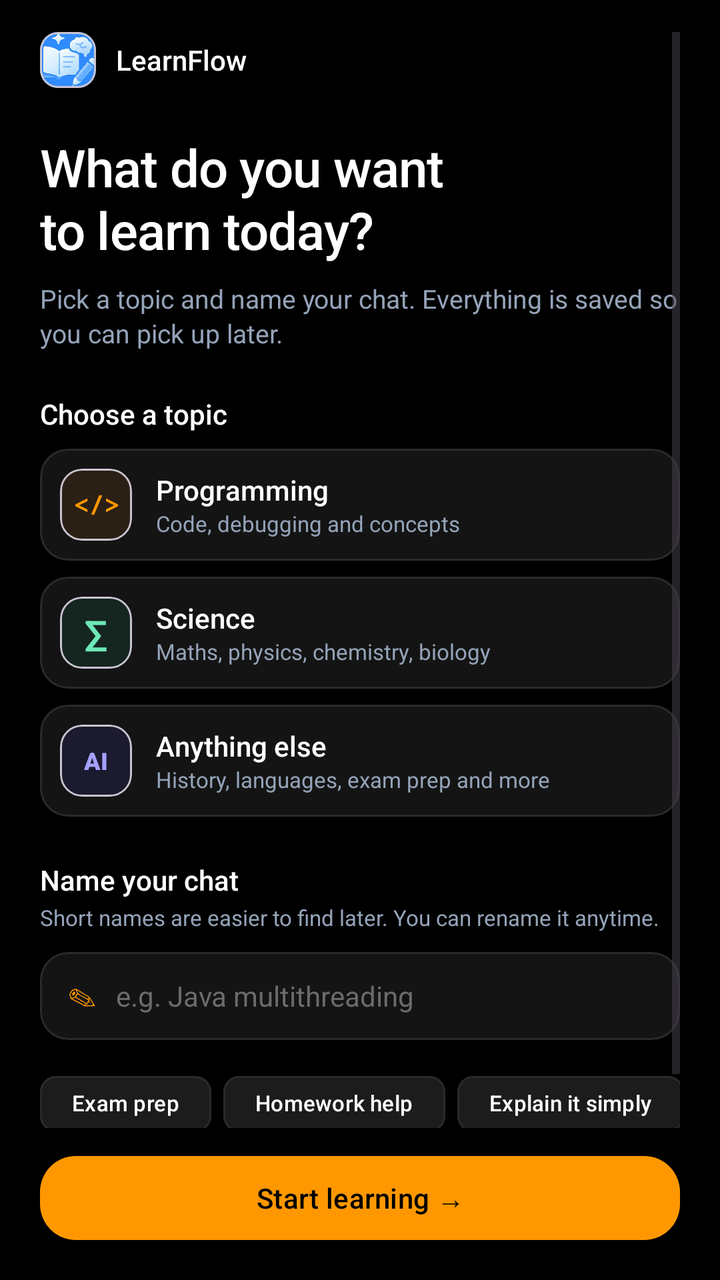
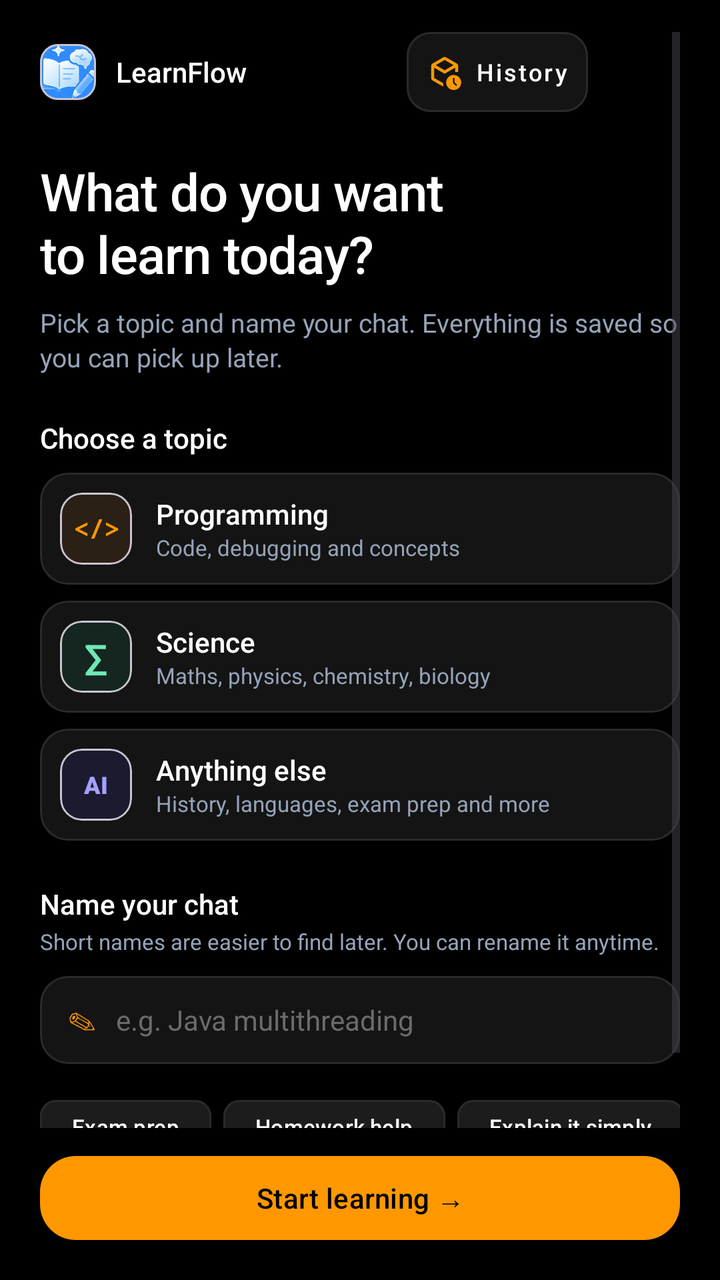

Screens rendered from an Android XML layout before and after an edit, with the pre-edit source and the edit as a unified diff.
<!-- AndroidManifest.xml: application theme Theme.LearnFlow -->
<!-- res/layout/activity_chat_topic.xml -->
<?xml version="1.0" encoding="utf-8"?>
<androidx.constraintlayout.widget.ConstraintLayout
    android:id="@+id/main"
    xmlns:android="http://schemas.android.com/apk/res/android"
    xmlns:app="http://schemas.android.com/apk/res-auto"
    android:layout_width="match_parent"
    android:layout_height="match_parent"
    android:background="@color/black"
    android:fitsSystemWindows="true">

    <ScrollView
        android:id="@+id/scrollContent"
        android:layout_width="0dp"
        android:layout_height="0dp"
        android:clipToPadding="false"
        android:overScrollMode="never"
        android:paddingStart="20dp"
        android:paddingTop="16dp"
        android:paddingEnd="20dp"
        android:paddingBottom="16dp"
        app:layout_constraintBottom_toTopOf="@id/bottomBar"
        app:layout_constraintEnd_toEndOf="parent"
        app:layout_constraintStart_toStartOf="parent"
        app:layout_constraintTop_toTopOf="parent">

        <LinearLayout
            android:layout_width="match_parent"
            android:layout_height="wrap_content"
            android:orientation="vertical">

            
            <LinearLayout
                android:layout_width="match_parent"
                android:layout_height="wrap_content"
                android:gravity="center_vertical"
                android:orientation="horizontal">

                <com.google.android.material.card.MaterialCardView
                    android:layout_width="28dp"
                    android:layout_height="28dp"
                    app:cardBackgroundColor="@color/orange"
                    app:cardCornerRadius="9dp"
                    app:cardElevation="0dp">

                    <ImageView
                        android:layout_width="40dp"
                        android:layout_height="40dp"
                        android:layout_gravity="center"
                        android:contentDescription="AI"
                        android:src ="@drawable/icon"
                        android:backgroundTint="@color/white" />
                </com.google.android.material.card.MaterialCardView>

                <TextView
                    android:layout_width="wrap_content"
                    android:layout_height="wrap_content"
                    android:layout_marginStart="10dp"
                    android:fontFamily="sans-serif-medium"
                    android:text="LearnFlow"
                    android:textColor="@color/white"
                    android:textSize="14sp" />
            </LinearLayout>

            
            <TextView
                android:layout_width="match_parent"
                android:layout_height="wrap_content"
                android:layout_marginTop="22dp"
                android:fontFamily="sans-serif-medium"
                android:letterSpacing="-0.01"
                android:lineSpacingExtra="1dp"
                android:text="What do you want\nto learn today?"
                android:textColor="@color/white"
                android:textSize="26sp" />

            <TextView
                android:layout_width="match_parent"
                android:layout_height="wrap_content"
                android:layout_marginTop="8dp"
                android:fontFamily="sans-serif"
                android:lineSpacingExtra="2dp"
                android:text="Pick a topic and name your chat. Everything is saved so you can pick up later."
                android:textColor="@color/dark_text_secondary"
                android:textSize="13sp" />

            
            <TextView
                android:layout_width="match_parent"
                android:layout_height="wrap_content"
                android:layout_marginTop="22dp"
                android:layout_marginBottom="8dp"
                android:fontFamily="sans-serif-medium"
                android:text="Choose a topic"
                android:textColor="@color/white"
                android:textSize="14sp" />

            <com.google.android.material.card.MaterialCardView
                android:id="@+id/cardProgramming"
                android:layout_width="match_parent"
                android:layout_height="wrap_content"
                android:checkable="true"
                android:clickable="true"
                android:focusable="true"
                app:cardBackgroundColor="#141414"
                app:cardCornerRadius="14dp"
                app:cardElevation="0dp"
                app:checkedIconSize="16dp"
                app:checkedIconTint="@color/orange"
                app:rippleColor="#33FF8A00"
                app:strokeColor="#2A2A2A"
                app:strokeWidth="1dp">

                <LinearLayout
                    android:layout_width="match_parent"
                    android:layout_height="wrap_content"
                    android:gravity="center_vertical"
                    android:orientation="horizontal"
                    android:padding="10dp">

                    <com.google.android.material.card.MaterialCardView
                        android:layout_width="36dp"
                        android:layout_height="36dp"
                        app:cardBackgroundColor="#2B2015"
                        app:cardCornerRadius="11dp"
                        app:cardElevation="0dp">

                        <TextView
                            android:layout_width="match_parent"
                            android:layout_height="match_parent"
                            android:fontFamily="monospace"
                            android:gravity="center"
                            android:text="&lt;/&gt;"
                            android:textColor="@color/orange"
                            android:textSize="13sp"
                            android:textStyle="bold" />
                    </com.google.android.material.card.MaterialCardView>

                    <LinearLayout
                        android:layout_width="0dp"
                        android:layout_height="wrap_content"
                        android:layout_marginStart="12dp"
                        android:layout_marginEnd="24dp"
                        android:layout_weight="1"
                        android:orientation="vertical">

                        <TextView
                            android:layout_width="match_parent"
                            android:layout_height="wrap_content"
                            android:fontFamily="sans-serif-medium"
                            android:text="Programming"
                            android:textColor="@color/white"
                            android:textSize="14sp" />

                        <TextView
                            android:layout_width="match_parent"
                            android:layout_height="wrap_content"
                            android:text="Code, debugging and concepts"
                            android:textColor="@color/dark_text_secondary"
                            android:textSize="11sp" />
                    </LinearLayout>
                </LinearLayout>
            </com.google.android.material.card.MaterialCardView>

            <com.google.android.material.card.MaterialCardView
                android:id="@+id/cardScience"
                android:layout_width="match_parent"
                android:layout_height="wrap_content"
                android:layout_marginTop="8dp"
                android:checkable="true"
                android:clickable="true"
                android:focusable="true"
                app:cardBackgroundColor="#141414"
                app:cardCornerRadius="14dp"
                app:cardElevation="0dp"
                app:checkedIconSize="16dp"
                app:checkedIconTint="@color/orange"
                app:rippleColor="#33FF8A00"
                app:strokeColor="#2A2A2A"
                app:strokeWidth="1dp">

                <LinearLayout
                    android:layout_width="match_parent"
                    android:layout_height="wrap_content"
                    android:gravity="center_vertical"
                    android:orientation="horizontal"
                    android:padding="10dp">

                    <com.google.android.material.card.MaterialCardView
                        android:layout_width="36dp"
                        android:layout_height="36dp"
                        app:cardBackgroundColor="#14261F"
                        app:cardCornerRadius="11dp"
                        app:cardElevation="0dp">

                        <TextView
                            android:layout_width="match_parent"
                            android:layout_height="match_parent"
                            android:gravity="center"
                            android:text="∑"
                            android:textColor="#6EE7B7"
                            android:textSize="18sp"
                            android:textStyle="bold" />
                    </com.google.android.material.card.MaterialCardView>

                    <LinearLayout
                        android:layout_width="0dp"
                        android:layout_height="wrap_content"
                        android:layout_marginStart="12dp"
                        android:layout_marginEnd="24dp"
                        android:layout_weight="1"
                        android:orientation="vertical">

                        <TextView
                            android:layout_width="match_parent"
                            android:layout_height="wrap_content"
                            android:fontFamily="sans-serif-medium"
                            android:text="Science"
                            android:textColor="@color/white"
                            android:textSize="14sp" />

                        <TextView
                            android:layout_width="match_parent"
                            android:layout_height="wrap_content"
                            android:text="Maths, physics, chemistry, biology"
                            android:textColor="@color/dark_text_secondary"
                            android:textSize="11sp" />
                    </LinearLayout>
                </LinearLayout>
            </com.google.android.material.card.MaterialCardView>

            <com.google.android.material.card.MaterialCardView
                android:id="@+id/cardAnything"
                android:layout_width="match_parent"
                android:layout_height="wrap_content"
                android:layout_marginTop="8dp"
                android:checkable="true"
                android:clickable="true"
                android:focusable="true"
                app:cardBackgroundColor="#141414"
                app:cardCornerRadius="14dp"
                app:cardElevation="0dp"
                app:checkedIconSize="16dp"
                app:checkedIconTint="@color/orange"
                app:rippleColor="#33FF8A00"
                app:strokeColor="#2A2A2A"
                app:strokeWidth="1dp">

                <LinearLayout
                    android:layout_width="match_parent"
                    android:layout_height="wrap_content"
                    android:gravity="center_vertical"
                    android:orientation="horizontal"
                    android:padding="10dp">

                    <com.google.android.material.card.MaterialCardView
                        android:layout_width="36dp"
                        android:layout_height="36dp"
                        app:cardBackgroundColor="#1B1A2E"
                        app:cardCornerRadius="11dp"
                        app:cardElevation="0dp">

                        <TextView
                            android:layout_width="match_parent"
                            android:layout_height="match_parent"
                            android:fontFamily="sans-serif-black"
                            android:gravity="center"
                            android:text="AI"
                            android:textColor="#A5A0FF"
                            android:textSize="12sp" />
                    </com.google.android.material.card.MaterialCardView>

                    <LinearLayout
                        android:layout_width="0dp"
                        android:layout_height="wrap_content"
                        android:layout_marginStart="12dp"
                        android:layout_marginEnd="24dp"
                        android:layout_weight="1"
                        android:orientation="vertical">

                        <TextView
                            android:layout_width="match_parent"
                            android:layout_height="wrap_content"
                            android:fontFamily="sans-serif-medium"
                            android:text="Anything else"
                            android:textColor="@color/white"
                            android:textSize="14sp" />

                        <TextView
                            android:layout_width="match_parent"
                            android:layout_height="wrap_content"
                            android:text="History, languages, exam prep and more"
                            android:textColor="@color/dark_text_secondary"
                            android:textSize="11sp" />
                    </LinearLayout>
                </LinearLayout>
            </com.google.android.material.card.MaterialCardView>

            
            <TextView
                android:id="@+id/tvChatNameTitle"
                android:layout_width="match_parent"
                android:layout_height="wrap_content"
                android:layout_marginTop="22dp"
                android:fontFamily="sans-serif-medium"
                android:text="Name your chat"
                android:textColor="@color/white"
                android:textSize="14sp" />

            <TextView
                android:id="@+id/tvChatNameSubtitle"
                android:layout_width="match_parent"
                android:layout_height="wrap_content"
                android:layout_marginTop="2dp"
                android:text="Short names are easier to find later. You can rename it anytime."
                android:textColor="@color/dark_text_secondary"
                android:textSize="11sp" />

            <com.google.android.material.card.MaterialCardView
                android:id="@+id/cardChatName"
                android:layout_width="match_parent"
                android:layout_height="wrap_content"
                android:layout_marginTop="10dp"
                app:cardBackgroundColor="#141414"
                app:cardCornerRadius="14dp"
                app:cardElevation="0dp"
                app:strokeColor="#2A2A2A"
                app:strokeWidth="1dp">

                <LinearLayout
                    android:layout_width="match_parent"
                    android:layout_height="wrap_content"
                    android:gravity="center_vertical"
                    android:orientation="horizontal"
                    android:paddingStart="14dp"
                    android:paddingEnd="14dp">

                    <TextView
                        android:layout_width="wrap_content"
                        android:layout_height="wrap_content"
                        android:text="✎"
                        android:textColor="@color/orange"
                        android:textSize="14sp" />

                    <EditText
                        android:id="@+id/editChatName"
                        android:layout_width="0dp"
                        android:layout_height="44dp"
                        android:layout_marginStart="10dp"
                        android:layout_weight="1"
                        android:background="@android:color/transparent"
                        android:fontFamily="sans-serif"
                        android:hint="e.g. Java multithreading"
                        android:imeOptions="actionDone"
                        android:importantForAutofill="no"
                        android:inputType="textCapSentences"
                        android:maxLength="60"
                        android:maxLines="1"
                        android:textColor="@color/white"
                        android:textColorHint="#6B6B6B"
                        android:textSize="14sp" />
                </LinearLayout>
            </com.google.android.material.card.MaterialCardView>

            
            <HorizontalScrollView
                android:layout_width="match_parent"
                android:layout_height="wrap_content"
                android:layout_marginTop="8dp"
                android:overScrollMode="never"
                android:scrollbars="none">

                <com.google.android.material.chip.ChipGroup
                    android:layout_width="wrap_content"
                    android:layout_height="wrap_content"
                    app:chipSpacingHorizontal="6dp"
                    app:singleLine="true">

                    <com.google.android.material.chip.Chip
                        android:id="@+id/chipExam"
                        android:layout_width="wrap_content"
                        android:layout_height="wrap_content"
                        android:text="Exam prep"
                        android:textColor="@color/white"
                        android:textSize="11sp"
                        app:chipBackgroundColor="#1C1C1C"
                        app:chipMinHeight="28dp"
                        app:chipStrokeColor="#2A2A2A"
                        app:chipStrokeWidth="1dp" />

                    <com.google.android.material.chip.Chip
                        android:id="@+id/chipHomework"
                        android:layout_width="wrap_content"
                        android:layout_height="wrap_content"
                        android:text="Homework help"
                        android:textColor="@color/white"
                        android:textSize="11sp"
                        app:chipBackgroundColor="#1C1C1C"
                        app:chipMinHeight="28dp"
                        app:chipStrokeColor="#2A2A2A"
                        app:chipStrokeWidth="1dp" />

                    <com.google.android.material.chip.Chip
                        android:id="@+id/chipSimple"
                        android:layout_width="wrap_content"
                        android:layout_height="wrap_content"
                        android:text="Explain it simply"
                        android:textColor="@color/white"
                        android:textSize="11sp"
                        app:chipBackgroundColor="#1C1C1C"
                        app:chipMinHeight="28dp"
                        app:chipStrokeColor="#2A2A2A"
                        app:chipStrokeWidth="1dp" />
                </com.google.android.material.chip.ChipGroup>
            </HorizontalScrollView>

        </LinearLayout>
    </ScrollView>

    
    <LinearLayout
        android:id="@+id/bottomBar"
        android:layout_width="0dp"
        android:layout_height="wrap_content"
        android:background="@color/black"
        android:orientation="vertical"
        android:paddingStart="20dp"
        android:paddingTop="10dp"
        android:paddingEnd="20dp"
        android:paddingBottom="16dp"
        app:layout_constraintBottom_toBottomOf="parent"
        app:layout_constraintEnd_toEndOf="parent"
        app:layout_constraintStart_toStartOf="parent">

        <FrameLayout
            android:id="@+id/startChatContainer"
            android:layout_width="match_parent"
            android:layout_height="50dp">

            <com.google.android.material.button.MaterialButton
                android:id="@+id/btnStartChat"
                android:layout_width="match_parent"
                android:layout_height="match_parent"
                android:fontFamily="sans-serif-medium"
                android:text="Start learning →"
                android:textAllCaps="false"
                android:textColor="@color/black"
                android:textSize="14sp"
                app:backgroundTint="@color/orange"
                app:cornerRadius="18dp" />

            <ProgressBar
                android:id="@+id/startChatLoader"
                style="?android:attr/progressBarStyleSmall"
                android:layout_width="24dp"
                android:layout_height="24dp"
                android:layout_gravity="center"
                android:indeterminate="true"
                android:indeterminateTint="@color/black"
                android:visibility="gone" />

        </FrameLayout>
    </LinearLayout>

</androidx.constraintlayout.widget.ConstraintLayout>
<!-- resources referenced by this layout -->
<resources>
  <color name="black">#000000</color>
  <color name="dark_text_secondary">#94A3B8</color>
  <color name="orange">#FF9800</color>
  <color name="white">#ffffff</color>
  <!-- drawable icon: png bitmap (drawable, 192103 bytes) -->
  <style name="Theme.LearnFlow" parent="Base.Theme.LearnFlow" />
  <style name="Base.Theme.LearnFlow" parent="Theme.Material3.DayNight.NoActionBar">
          
          
      </style>
</resources>

<!-- the commit's change to res/layout/activity_chat_topic.xml (unified diff, before → after) -->
@@ -28,7 +28,6 @@
             android:layout_height="wrap_content"
             android:orientation="vertical">
 
-            
             <LinearLayout
                 android:layout_width="match_parent"
                 android:layout_height="wrap_content"
@@ -59,6 +58,32 @@
                     android:text="LearnFlow"
                     android:textColor="@color/white"
                     android:textSize="14sp" />
+
+                <com.google.android.material.button.MaterialButton
+                    android:id="@+id/btnChatHistory"
+                    style="@style/Widget.MaterialComponents.Button.OutlinedButton"
+                    android:layout_width="wrap_content"
+                    android:layout_height="40dp"
+                    android:layout_marginStart="80dp"
+                    android:insetTop="0dp"
+                    android:insetBottom="0dp"
+                    android:minWidth="0dp"
+                    android:minHeight="0dp"
+                    android:paddingStart="10dp"
+                    android:paddingEnd="10dp"
+                    android:contentDescription="Open previous chat history"
+                    android:text="History"
+                    android:textAllCaps="false"
+                    android:textColor="@color/white"
+                    android:textSize="12sp"
+                    app:icon="@drawable/ic_history"
+                    app:iconGravity="textStart"
+                    app:iconPadding="6dp"
+                    app:iconTint="@color/orange"
+                    app:iconSize="18dp"
+                    app:strokeColor="#2A2A2A"
+                    app:cornerRadius="12dp"
+                    app:backgroundTint="#141414" />
             </LinearLayout>
 
             
<!-- resource entries referenced after the edit -->
@@ -4,6 +4,12 @@
   <color name="dark_text_secondary">#94A3B8</color>
   <color name="orange">#FF9800</color>
   <color name="white">#ffffff</color>
+  <!-- drawable ic_history (drawable) -->
+  <vector xmlns:android="http://schemas.android.com/apk/res/android" android:height="24dp" android:tint="#FFFFFF" android:viewportHeight="960" android:viewportWidth="960" android:width="24dp">
+        
+      <path android:fillColor="@android:color/white" android:pathData="M740,752L740,640L700,640L700,768L786,854L814,826L740,752ZM480,160L243,297L480,434L717,297L480,160Q480,160 480,160Q480,160 480,160ZM120,639L120,321Q120,299 130.5,281Q141,263 160,252L440,91Q450,86 459.5,83Q469,80 480,80Q491,80 501,83Q511,86 520,91L800,252Q819,263 829.5,281Q840,299 840,321L840,480Q822,480 800,480Q778,480 760,480L760,364L479,526L200,364L200,638Q200,638 200,638Q200,638 200,638L440,777Q440,798 440,823Q440,848 440,869Q440,869 440,869Q440,869 440,869L160,708Q141,697 130.5,679Q120,661 120,639ZM578.5,901.5Q520,843 520,760Q520,677 578.5,618.5Q637,560 720,560Q803,560 861.5,618.5Q920,677 920,760Q920,843 861.5,901.5Q803,960 720,960Q637,960 578.5,901.5ZM480,469Q480,469 480,469Q480,469 480,469Q480,469 480,469Q480,469 480,469Q480,469 480,469Q480,469 480,469L480,469Q480,469 480,469Q480,469 480,469L480,469Q480,469 480,469Q480,469 480,469L480,469Q480,469 480,469Q480,469 480,469L480,469Q480,469 480,469Q480,469 480,469Z"/>
+      
+  </vector>
   <!-- drawable icon: png bitmap (drawable, 192103 bytes) -->
   <style name="Theme.LearnFlow" parent="Base.Theme.LearnFlow" />
   <style name="Base.Theme.LearnFlow" parent="Theme.Material3.DayNight.NoActionBar">
